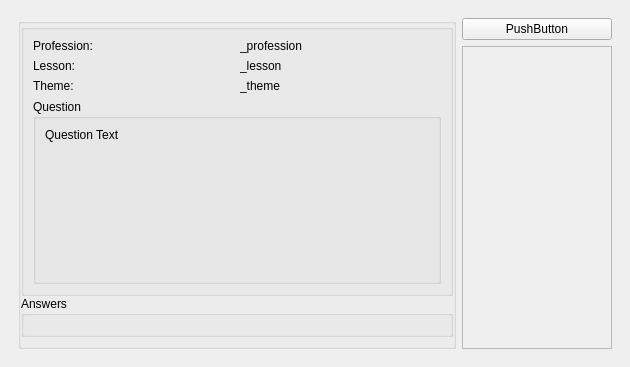
Before: the Qt Designer form client_widgets/rootwindow.ui in Slavjan/QTester_client, drawn with Qt 5.
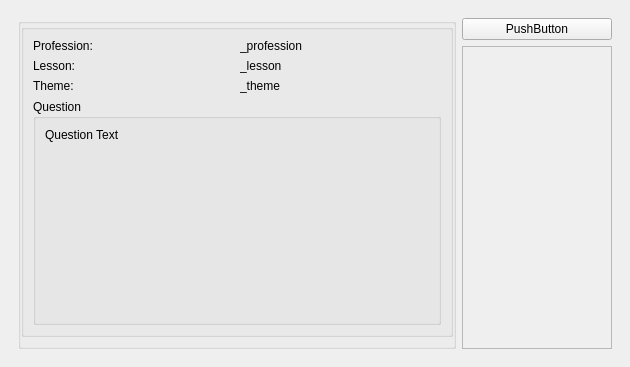
After: the same form once the commit is applied. The open tabs and pages were chosen to show the change.

```diff
--- a/client_widgets/rootwindow.ui
+++ b/client_widgets/rootwindow.ui
@@ -324,6 +324,9 @@
                    <property name="alignment">
                     <set>Qt::AlignLeading|Qt::AlignLeft|Qt::AlignTop</set>
                    </property>
+                   <property name="wordWrap">
+                    <bool>true</bool>
+                   </property>
                   </widget>
                  </item>
                 </layout>
@@ -333,24 +336,7 @@
             </widget>
            </item>
            <item>
-            <widget class="QGroupBox" name="GroupBox_Tester_Answers">
-             <property name="sizePolicy">
-              <sizepolicy hsizetype="Preferred" vsizetype="Maximum">
-               <horstretch>0</horstretch>
-               <verstretch>0</verstretch>
-              </sizepolicy>
-             </property>
-             <property name="minimumSize">
-              <size>
-               <width>0</width>
-               <height>0</height>
-              </size>
-             </property>
-             <property name="title">
-              <string>Answers</string>
-             </property>
-             <layout class="QVBoxLayout" name="VLay_Tester_Answers"/>
-            </widget>
+            <layout class="QVBoxLayout" name="VLay_Tester_Answers"/>
            </item>
           </layout>
          </widget>
```
Left out of the diff: 4 changed lines with no effect on the pictures.
